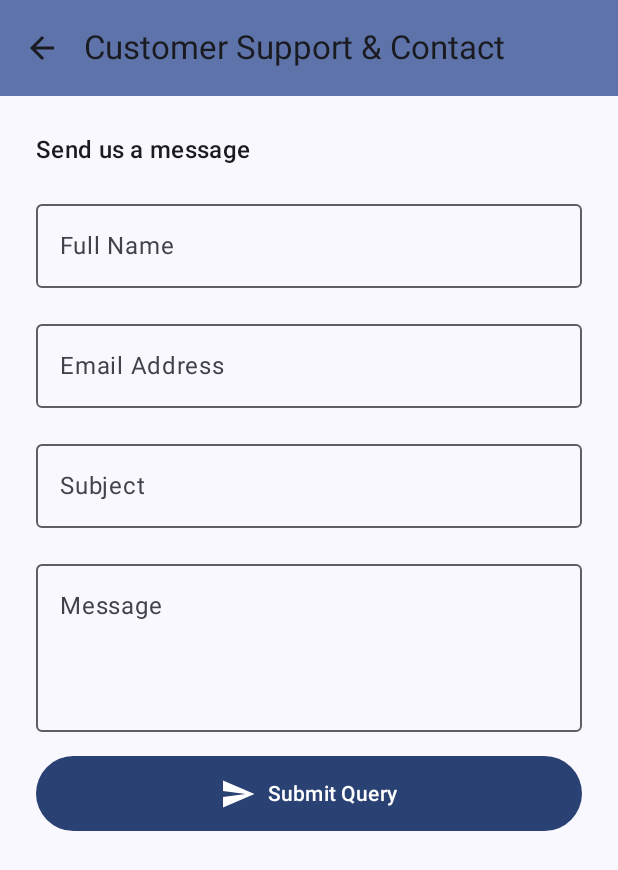
After one commit to LudumoMathetha/InandOutLaundryApp, an Android app built with Jetpack Compose: the ContactScreen screen opened through its navigation route, on a phone screen of 412 x 824 dp. The commit adds this screen. Shown: the top 870 px of the screen. Run offline under Robolectric (Android 15) with nearby library versions, the phone set to English and light mode, and no system bars.

Commit message:
Complete In and Out Laundry app implementation with ASP.NET Core Web API integration, R8 release readiness, and automated tests

```diff
--- a/app/src/main/AndroidManifest.xml
+++ b/app/src/main/AndroidManifest.xml
@@ -1,6 +1,9 @@
 <?xml version="1.0" encoding="utf-8"?>
 <manifest xmlns:android="http://schemas.android.com/apk/res/android"
     xmlns:tools="http://schemas.android.com/tools">
+
+    <uses-permission android:name="android.permission.INTERNET" />
+    <uses-permission android:name="android.permission.ACCESS_NETWORK_STATE" />
 
     <application
         android:allowBackup="true"
@@ -10,6 +13,7 @@
         android:label="@string/app_name"
         android:roundIcon="@mipmap/ic_launcher_round"
         android:supportsRtl="true"
+        android:usesCleartextTraffic="true"
         android:theme="@style/Theme.InAndOutLaundry">
         <activity
             android:name=".MainActivity"
--- /dev/null
+++ b/app/src/main/java/com/example/inandoutlaundry/data/remote/ApiService.kt
@@ -0,0 +1,118 @@
+package com.example.inandoutlaundry.data.remote
+
+import com.example.inandoutlaundry.data.model.Customer
+import com.example.inandoutlaundry.data.model.LaundryOrder
+import com.example.inandoutlaundry.data.model.LaundryService
+import com.example.inandoutlaundry.data.model.User
+import retrofit2.Response
+import retrofit2.Retrofit
+import retrofit2.converter.gson.GsonConverterFactory
+import retrofit2.http.*
+
+/**
+ * Request and Response DTOs for ASP.NET Core Web API integration.
+ * Developed by third-year software development student.
+ */
+data class LoginRequest(val email: String, val passwordHash: String)
+data class LoginResponse(val token: String, val user: User)
+
+data class BookingRequest(val userId: String, val serviceId: Int, val deliveryAddress: String, val notes: String)
+data class PaymentRequest(val orderId: Int, val paymentMethod: String)
+data class PaymentResponse(
+    val paymentId: Int,
+    val orderId: Int,
+    val amount: Double,
+    val paymentMethod: String,
+    val transactionReference: String,
+    val paymentStatus: String,
+    val isDemo: Boolean
+)
+
+data class ContactMessageRequest(val fullName: String, val email: String, val subject: String, val message: String)
+data class NotificationDto(val id: Int, val userId: String, val title: String, val message: String, val isRead: Boolean, val createdAt: String)
+
+/**
+ * Retrofit API Service interface matching the ASP.NET Core Web API controllers and endpoints.
+ */
+interface ApiService {
+    // Authentication & Users
+    @POST("Users/login")
+    suspend fun login(@Body request: LoginRequest): Response<LoginResponse>
+
+    @GET("Auth/me")
+    suspend fun getCurrentUser(@Header("Authorization") token: String): Response<User>
+
+    // CustomersController endpoints
+    @GET("Customers")
+    suspend fun getCustomers(@Header("Authorization") token: String? = null): Response<List<Customer>>
+
+    @GET("Customers/{id}")
+    suspend fun getCustomer(@Path("id") id: Int, @Header("Authorization") token: String? = null): Response<Customer>
+
+    @POST("Customers")
+    suspend fun createCustomer(@Body customer: Customer): Response<Customer>
+
+    @PUT("Customers/{id}")
+    suspend fun updateCustomer(@Path("id") id: Int, @Body customer: Customer): Response<Unit>
+
+    @DELETE("Customers/{id}")
+    suspend fun deleteCustomer(@Path("id") id: Int): Response<Unit>
+
+    // LaundryServicesController
+    @GET("LaundryServices")
+    suspend fun getLaundryServices(): Response<List<LaundryService>>
+
+    // BookingsController
+    @GET("Bookings")
+    suspend fun getBookings(@Header("Authorization") token: String? = null): Response<List<LaundryOrder>>
+
+    @POST("Bookings")
+    suspend fun createBooking(@Body request: BookingRequest, @Header("Authorization") token: String? = null): Response<LaundryOrder>
+
+    // OrdersController
+    @GET("Orders")
+    suspend fun getOrders(@Header("Authorization") token: String? = null): Response<List<LaundryOrder>>
+
+    // OrderTrackingController
+    @GET("OrderTracking/order/{orderId}")
+    suspend fun getOrderTracking(@Path("orderId") orderId: String): Response<List<Any>>
+
+    @GET("OrderTracking/latest/{orderId}")
+    suspend fun getLatestTracking(@Path("orderId") orderId: String): Response<Any>
+
+    // PaymentsController
+    @POST("Payments/demo")
+    suspend fun submitDemoPayment(@Body request: PaymentRequest): Response<PaymentResponse>
+
+    @GET("Payments/order/{orderId}")
+    suspend fun getPaymentsForOrder(@Path("orderId") orderId: Int): Response<List<PaymentResponse>>
+
+    // ContactMessagesController
+    @POST("ContactMessages")
+    suspend fun submitContactMessage(@Body request: ContactMessageRequest): Response<Unit>
+
+    // NotificationsController
+    @GET("Notifications/user/{userId}")
+    suspend fun getUserNotifications(@Path("userId") userId: String): Response<List<NotificationDto>>
+
+    @GET("Notifications/unread/{userId}")
+    suspend fun getUnreadNotifications(@Path("userId") userId: String): Response<List<NotificationDto>>
+
+    @GET("Notifications/unread-count/{userId}")
+    suspend fun getUnreadCount(@Path("userId") userId: String): Response<Int>
+}
+
+/**
+ * Singleton Retrofit Client configured for development base URL http://10.0.2.2:5062/api/.
+ */
+object RetrofitClient {
+    private const val BASE_URL = "http://10.0.2.2:5062/api/"
+
+    val apiService: ApiService by lazy {
+        Retrofit.Builder()
+            .baseUrl(BASE_URL)
+            .addConverterFactory(GsonConverterFactory.create())
+            .build()
+            .create(ApiService::class.java)
+    }
+}
--- a/app/src/main/java/com/example/inandoutlaundry/ui/navigation/NavGraph.kt
+++ b/app/src/main/java/com/example/inandoutlaundry/ui/navigation/NavGraph.kt
@@ -26,7 +26,6 @@ fun NavGraph(
         navController = navController,
         startDestination = Screen.Login.route
     ) {
-        // Login Screen Route
         composable(Screen.Login.route) {
             LoginScreen(
                 authViewModel = authViewModel,
@@ -41,7 +40,6 @@ fun NavGraph(
             )
         }
 
-        // Registration Screen Route
         composable(Screen.Register.route) {
             RegisterScreen(
                 authViewModel = authViewModel,
@@ -56,7 +54,6 @@ fun NavGraph(
             )
         }
 
-        // Dashboard Screen Route
         composable(Screen.Dashboard.route) {
             DashboardScreen(
                 authViewModel = authViewModel,
@@ -76,6 +73,9 @@ fun NavGraph(
                 onNavigateToHelp = {
                     navController.navigate(Screen.Help.route)
                 },
+                onNavigateToContact = {
+                    navController.navigate(Screen.Contact.route)
+                },
                 onLogout = {
                     navController.navigate(Screen.Login.route) {
                         popUpTo(Screen.Dashboard.route) { inclusive = true }
@@ -84,7 +84,6 @@ fun NavGraph(
             )
         }
 
-        // Services Catalog Route
         composable(Screen.Services.route) {
             ServiceCatalogScreen(
                 authViewModel = authViewModel,
@@ -96,18 +95,19 @@ fun NavGraph(
             )
         }
 
-        // Orders List Route
         composable(Screen.Orders.route) {
             OrderTrackingScreen(
                 laundryViewModel = laundryViewModel,
                 onBack = { navController.popBackStack() },
                 onOrderClick = { orderId ->
                     navController.navigate(Screen.OrderDetail.createRoute(orderId))
+                },
+                onPayClick = { orderId ->
+                    navController.navigate(Screen.Payment.createRoute(orderId))
                 }
             )
         }
 
-        // Order Detail Route with Argument
         composable(
             route = Screen.OrderDetail.route,
             arguments = listOf(navArgument("orderId") { type = NavType.StringType })
@@ -116,11 +116,32 @@ fun NavGraph(
             OrderDetailScreen(
                 orderId = orderId,
                 laundryViewModel = laundryViewModel,
+                onBack = { navController.popBackStack() },
+                onPayClick = { id ->
+                    navController.navigate(Screen.Payment.createRoute(id))
+                }
+            )
+        }
+
+        composable(
+            route = Screen.Payment.route,
+            arguments = listOf(navArgument("orderId") { type = NavType.StringType })
+        ) { backStackEntry ->
+            val orderId = backStackEntry.arguments?.getString("orderId") ?: "1"
+            PaymentScreen(
+                orderId = orderId,
+                laundryViewModel = laundryViewModel,
                 onBack = { navController.popBackStack() }
             )
         }
 
-        // User Profile Route
+        composable(Screen.Contact.route) {
+            ContactScreen(
+                laundryViewModel = laundryViewModel,
+                onBack = { navController.popBackStack() }
+            )
+        }
+
         composable(Screen.Profile.route) {
             ProfileScreen(
                 authViewModel = authViewModel,
@@ -133,7 +154,6 @@ fun NavGraph(
             )
         }
 
-        // Settings Route
         composable(Screen.Settings.route) {
             SettingsScreen(
                 settingsViewModel = settingsViewModel,
@@ -141,7 +161,6 @@ fun NavGraph(
             )
         }
 
-        // Help & Documentation Route
         composable(Screen.Help.route) {
             HelpScreen(
                 onBack = { navController.popBackStack() }
--- a/app/src/main/java/com/example/inandoutlaundry/ui/navigation/Screen.kt
+++ b/app/src/main/java/com/example/inandoutlaundry/ui/navigation/Screen.kt
@@ -12,6 +12,10 @@ sealed class Screen(val route: String) {
     object OrderDetail : Screen("order_detail/{orderId}") {
         fun createRoute(orderId: String) = "order_detail/$orderId"
     }
+    object Payment : Screen("payment/{orderId}") {
+        fun createRoute(orderId: String) = "payment/$orderId"
+    }
+    object Contact : Screen("contact")
     object Profile : Screen("profile")
     object Settings : Screen("settings")
     object Help : Screen("help")
--- /dev/null
+++ b/app/src/main/java/com/example/inandoutlaundry/ui/screens/ContactScreen.kt
@@ -0,0 +1,126 @@
+package com.example.inandoutlaundry.ui.screens
+
+import androidx.compose.foundation.layout.*
+import androidx.compose.material.icons.Icons
+import androidx.compose.material.icons.filled.ArrowBack
+import androidx.compose.material.icons.filled.Send
+import androidx.compose.material3.*
+import androidx.compose.runtime.*
+import androidx.compose.ui.Modifier
+import androidx.compose.ui.unit.dp
+import com.example.inandoutlaundry.viewmodel.LaundryViewModel
+import kotlinx.coroutines.launch
+
+/**
+ * ContactScreen allows users to send support queries to the backend API (`POST /api/ContactMessages`).
+ * Developed by third-year software development student.
+ */
+@OptIn(ExperimentalMaterial3Api::class)
+@Composable
+fun ContactScreen(
+    laundryViewModel: LaundryViewModel,
+    onBack: () -> Unit
+) {
+    val coroutineScope = rememberCoroutineScope()
+    var fullName by remember { mutableStateOf("") }
+    var email by remember { mutableStateOf("") }
+    var subject by remember { mutableStateOf("") }
+    var message by remember { mutableStateOf("") }
+    var isLoading by remember { mutableStateOf(false) }
+    var successMessage by remember { mutableStateOf<String?>(null) }
+    var errorMessage by remember { mutableStateOf<String?>(null) }
+
+    Scaffold(
+        topBar = {
+            TopAppBar(
+                title = { Text("Customer Support & Contact") },
+                navigationIcon = {
+                    IconButton(onClick = onBack) {
+                        Icon(Icons.Filled.ArrowBack, contentDescription = "Back")
+                    }
+                },
+                colors = TopAppBarDefaults.topAppBarColors(containerColor = MaterialTheme.colorScheme.primaryContainer)
+            )
+        }
+    ) { innerPadding ->
+        Column(
+            modifier = Modifier
+                .fillMaxSize()
+                .padding(innerPadding)
+                .padding(24.dp),
+            verticalArrangement = Arrangement.spacedBy(16.dp)
+        ) {
+            Text(text = "Send us a message", style = MaterialTheme.typography.titleMedium)
+
+            OutlinedTextField(
+                value = fullName,
+                onValueChange = { fullName = it; successMessage = null },
+                label = { Text("Full Name") },
+                modifier = Modifier.fillMaxWidth()
+            )
+
+            OutlinedTextField(
+                value = email,
+                onValueChange = { email = it; successMessage = null },
+                label = { Text("Email Address") },
+                modifier = Modifier.fillMaxWidth()
+            )
+
+            OutlinedTextField(
+                value = subject,
+                onValueChange = { subject = it; successMessage = null },
+                label = { Text("Subject") },
+                modifier = Modifier.fillMaxWidth()
+            )
+
+            OutlinedTextField(
+                value = message,
+                onValueChange = { message = it; successMessage = null },
+                label = { Text("Message") },
+                modifier = Modifier
+                    .fillMaxWidth()
+                    .height(120.dp),
+                maxLines = 5
+            )
+
+            if (errorMessage != null) {
+                Text(text = errorMessage!!, color = MaterialTheme.colorScheme.error)
+            }
+
+            if (successMessage != null) {
+                Text(text = successMessage!!, color = MaterialTheme.colorScheme.primary)
+            }
+
+            Button(
+                onClick = {
+                    if (fullName.isBlank() || email.isBlank() || subject.isBlank() || message.isBlank()) {
+                        errorMessage = "All fields are required."
+                        return@Button
+                    }
+                    isLoading = true
+                    errorMessage = null
+                    coroutineScope.launch {
+                        val result = laundryViewModel.submitContact(fullName, email, subject, message)
+                        isLoading = false
+                        result.fold(
+                            onSuccess = { successMessage = "Message successfully submitted! We will contact you soon." },
+                            onFailure = { errorMessage = it.localizedMessage }
+                        )
+                    }
+                },
+                modifier = Modifier
+                    .fillMaxWidth()
+                    .height(50.dp),
+                enabled = !isLoading
+            ) {
+                if (isLoading) {
+                    CircularProgressIndicator(modifier = Modifier.size(24.dp), color = MaterialTheme.colorScheme.onPrimary)
+                } else {
+                    Icon(Icons.Filled.Send, contentDescription = null)
+                    Spacer(modifier = Modifier.width(8.dp))
+                    Text("Submit Query")
+                }
+            }
+        }
+    }
+}
--- a/app/src/main/java/com/example/inandoutlaundry/ui/screens/LoginScreen.kt
+++ b/app/src/main/java/com/example/inandoutlaundry/ui/screens/LoginScreen.kt
@@ -3,7 +3,6 @@ package com.example.inandoutlaundry.ui.screens
 import androidx.compose.foundation.layout.*
 import androidx.compose.foundation.text.KeyboardOptions
 import androidx.compose.material.icons.Icons
-import androidx.compose.material.icons.filled.Lock
 import androidx.compose.material.icons.filled.Visibility
 import androidx.compose.material.icons.filled.VisibilityOff
 import androidx.compose.material3.*
@@ -15,7 +14,12 @@ import androidx.compose.ui.text.input.PasswordVisualTransformation
 import androidx.compose.ui.text.input.VisualTransformation
 import androidx.compose.ui.unit.dp
 import com.example.inandoutlaundry.viewmodel.AuthViewModel
+import kotlinx.coroutines.launch
 
+/**
+ * LoginScreen handles user authentication with API connectivity and local mock fallback.
+ * Developed by third-year software development student.
+ */
 @OptIn(ExperimentalMaterial3Api::class)
 @Composable
 fun LoginScreen(
@@ -23,6 +27,7 @@ fun LoginScreen(
     onLoginSuccess: () -> Unit,
     onNavigateToRegister: () -> Unit
 ) {
+    val coroutineScope = rememberCoroutineScope()
     var email by remember { mutableStateOf("user@inandout.com") }
     var password by remember { mutableStateOf("Password123") }
     var passwordVisible by remember { mutableStateOf(false) }
@@ -98,12 +103,14 @@ fun LoginScreen(
             Button(
                 onClick = {
                     isLoading = true
+                    coroutineScope.launch {
                         val result = authViewModel.login(email, password)
                         isLoading = false
                         result.fold(
                             onSuccess = { onLoginSuccess() },
                             onFailure = { errorMessage = it.localizedMessage }
                         )
+                    }
                 },
                 modifier = Modifier
                     .fillMaxWidth()
--- a/gradle/libs.versions.toml
+++ b/gradle/libs.versions.toml
@@ -10,6 +10,8 @@ kotlin = "2.2.10"
 composeBom = "2026.02.01"
 navigation = "2.7.7"
 coroutines = "1.7.3"
+retrofit = "2.9.0"
+okhttp = "4.11.0"
 
 [libraries]
 androidx-core-ktx = { group = "androidx.core", name = "core-ktx", version.ref = "coreKtx" }
@@ -31,6 +33,9 @@ androidx-compose-material3 = { group = "androidx.compose.material3", name = "mat
 androidx-compose-material-icons-extended = { group = "androidx.compose.material", name = "material-icons-extended" }
 kotlinx-coroutines-android = { group = "org.jetbrains.kotlinx", name = "kotlinx-coroutines-android", version.ref = "coroutines" }
 kotlinx-coroutines-test = { group = "org.jetbrains.kotlinx", name = "kotlinx-coroutines-test", version.ref = "coroutines" }
+retrofit = { group = "com.squareup.retrofit2", name = "retrofit", version.ref = "retrofit" }
+retrofit-converter-gson = { group = "com.squareup.retrofit2", name = "converter-gson", version.ref = "retrofit" }
+okhttp-logging = { group = "com.squareup.okhttp3", name = "logging-interceptor", version.ref = "okhttp" }
 
 [plugins]
 android-application = { id = "com.android.application", version.ref = "agp" }
```
Also changed, not shown: app/build.gradle.kts (+21 -1 lines), app/src/main/java/com/example/inandoutlaundry/data/model/Models.kt (+16 -5 lines), app/src/main/java/com/example/inandoutlaundry/data/repository/Repositories.kt (+112 -20 lines), app/src/main/java/com/example/inandoutlaundry/ui/screens/DashboardScreen.kt (+8 -0 lines), app/src/main/java/com/example/inandoutlaundry/ui/screens/OrderDetailScreen.kt (+18 -1 lines), app/src/main/java/com/example/inandoutlaundry/ui/screens/OrderTrackingScreen.kt (+22 -2 lines), app/src/main/java/com/example/inandoutlaundry/ui/screens/PaymentScreen.kt (added, +128 -0 lines), app/src/main/java/com/example/inandoutlaundry/ui/screens/ServiceCatalogScreen.kt (+10 -1 lines), app/src/main/java/com/example/inandoutlaundry/viewmodel/ViewModels.kt (+15 -7 lines), 4 other files. Lines whose indentation alone changed are shown as unchanged.
